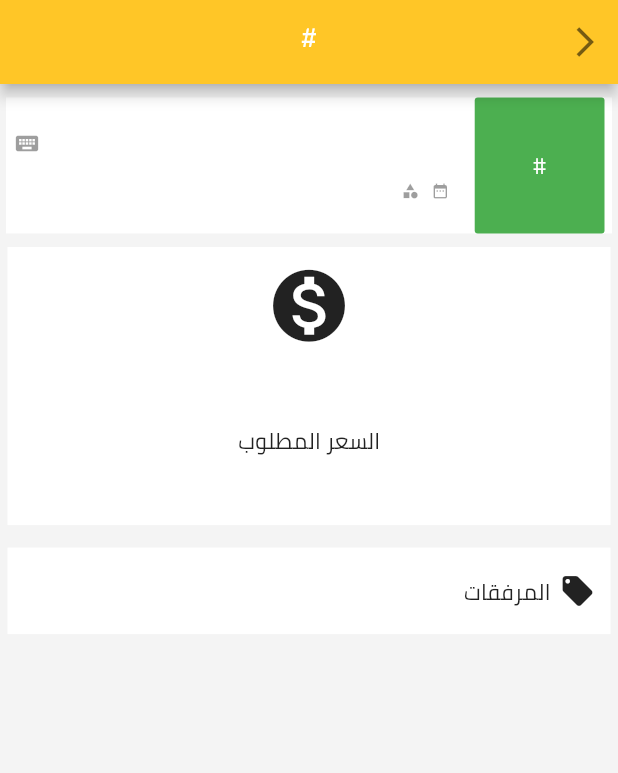
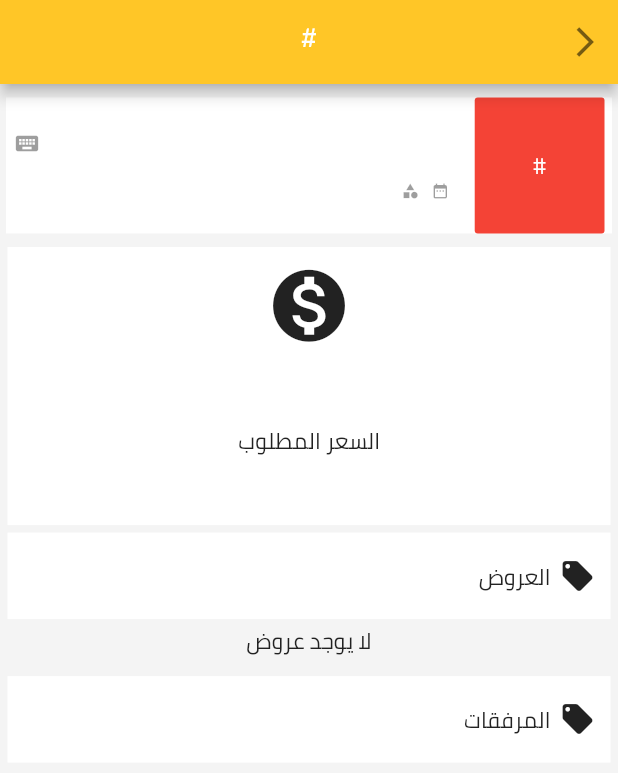
Before and after one commit to 00AhmedMokhtar00/afkar, a Flutter app: the OrderDetails screen opened directly with empty values, on a phone screen of 412 x 824 dp. Shown: the top 773 px of the screen. Run offline on Flutter 3.47's test engine with Material 2 defaults, Android fonts, the phone set to English and light mode, and no system bars; our stand-ins replace cached_network_image, country_code_picker, custom_radio_grouped_button, dio, file_picker, firebase_messaging and 7 more; missing offline and left inert: flutter_downloader, material_dropdown_formfield, pdf_flutter; accounts and stored records are empty; network calls fail.

Commit message:
Done with order/order details

```diff
--- a/lib/screens/orders/order_details.dart
+++ b/lib/screens/orders/order_details.dart
@@ -74,7 +74,7 @@ class _OrderDetailsState extends State<OrderDetails> {
         width: MediaQuery.of(context).size.width * 0.21,
         height: MediaQuery.of(context).size.width * 0.22,
         decoration: BoxDecoration(
-            color: orderModel.investUsers != null ? Colors.green : Colors.red,
+            color: orderModel.investUsers != null && orderModel.investUsers.length != 0? Colors.green : Colors.red,
             borderRadius: BorderRadius.circular(2.0)),
         child: Center(
             child: Text(
@@ -225,15 +225,15 @@ class _OrderDetailsState extends State<OrderDetails> {
   Widget _offersView(){
     return Container(
       margin: const EdgeInsets.only(left: 5.0, right: 5.0, bottom: 10.0),
-      height: orderModel.investUsers != null? (MediaQuery.of(context).size.height * 0.213) * orderModel.investUsers.length: null,
+      height: orderModel.investUsers != null && orderModel.investUsers.length != 0? (MediaQuery.of(context).size.height * 0.213) * orderModel.investUsers.length: null,
       child: Column(
         children: [
           _mainTitle("العروض"),
-          orderModel.investUsers != null?
+          orderModel.investUsers != null && orderModel.investUsers.length != 0?
           Column(
             mainAxisAlignment: MainAxisAlignment.center,
             children: orderModel.investUsers.map((offer) =>
-                _widgetOffers(offeredMoney: offer[1], investorId: offer[0])
+                _widgetOffers(offeredMoney: offer["part"], investorId: offer["id"], investorName: offer["name"])
             ).toList()
           ):Center(child: Text("لا يوجد عروض"))
         ],
@@ -249,10 +249,10 @@ class _OrderDetailsState extends State<OrderDetails> {
           children: [
             _mainTitle("المرفقات"),
 
-              ...orderModel.attachments.map((attachment) =>
-                _attachmentItem(title: attachment.toString().replaceAll("userfiles", ""), filePath: attachment.toString())
-              ).toList()
-
+            orderModel.attachments != null?
+            Column(children: _getAttachments())
+                :
+            Center(child: Text("لا يوجد مرفقات"))
           ],
         ),
       ),
@@ -274,6 +274,7 @@ class _OrderDetailsState extends State<OrderDetails> {
               'https://invideas.com/$filePath',
               //height: MediaQuery.of(context).size.height * 0.25,
               width: MediaQuery.of(context).size.width,
+              height: MediaQuery.of(context).size.height * 0.7,
 
             )
 
@@ -281,4 +282,11 @@ class _OrderDetailsState extends State<OrderDetails> {
         )
     );
   }
+
+  List<Widget> _getAttachments(){
+
+    return orderModel.attachments.map((attachment) =>
+    _attachmentItem(title: attachment.toString().replaceAll("userfiles", ""), filePath: attachment.toString())
+    ).toList();
+  }
 }
--- a/lib/screens/orders/orders.dart
+++ b/lib/screens/orders/orders.dart
@@ -95,7 +95,7 @@ class _OrdersState extends State<Orders> {
         width: MediaQuery.of(context).size.width * 0.21,
         height: MediaQuery.of(context).size.width * 0.22,
         decoration: BoxDecoration(
-            color: orderModel.investUsers != null ? Colors.green : Colors.red,
+            color: orderModel.investUsers != null && orderModel.investUsers.length != 0? Colors.green : Colors.red,
             borderRadius: BorderRadius.circular(2.0)),
         child: Center(
             child: Text(
```
